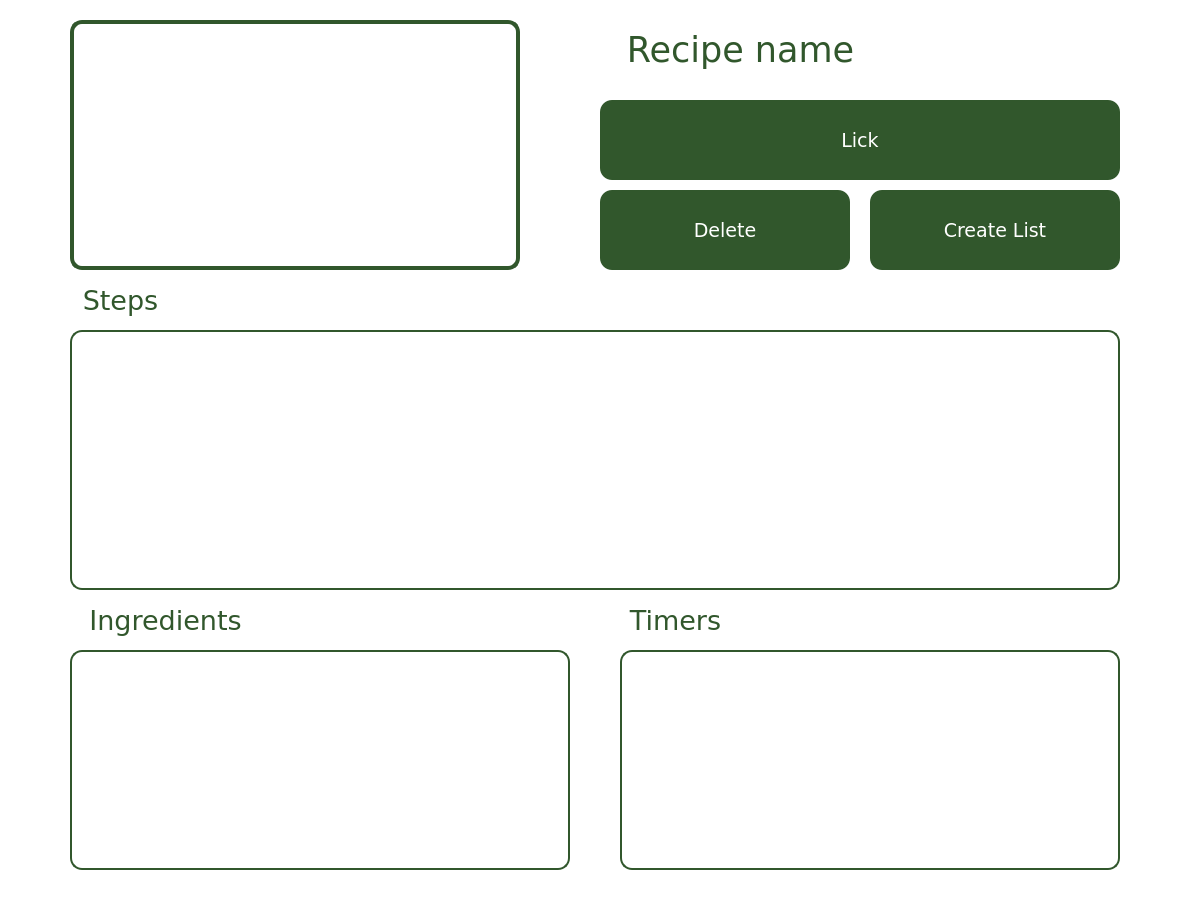
PoROBIONE-Quattro-Formaggi/PoLIZANE, file UI/ui_designs/viewRecipe.ui: the form before one commit.
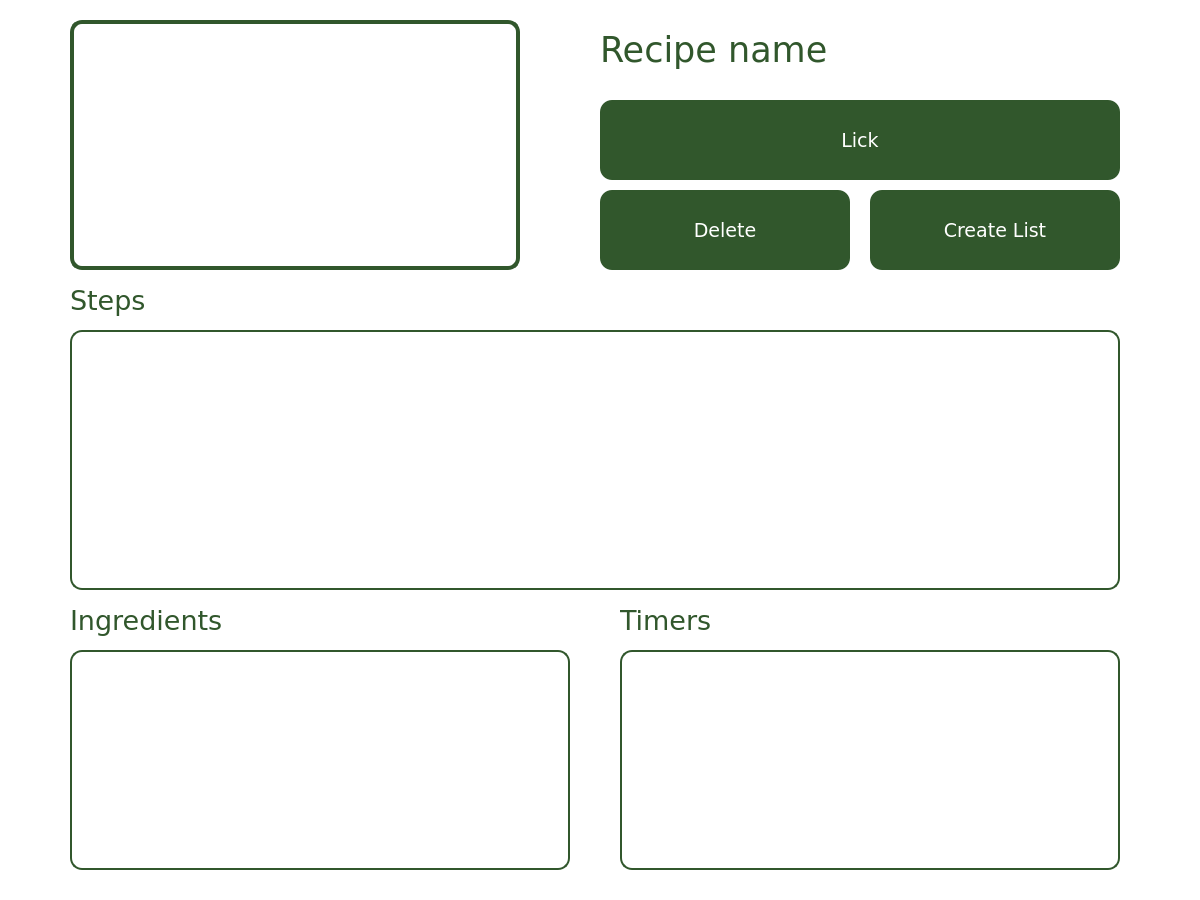
The form after the commit. Icons and pictures are not drawn.

Commit message: corrected view recipe screen

```diff
--- a/UI/ui_designs/viewRecipe.ui
+++ b/UI/ui_designs/viewRecipe.ui
@@ -38,7 +38,7 @@
      <rect>
       <x>600</x>
       <y>0</y>
-      <width>281</width>
+      <width>350</width>
       <height>100</height>
      </rect>
     </property>
@@ -55,7 +55,7 @@
      <string>Recipe name</string>
     </property>
     <property name="alignment">
-     <set>Qt::AlignCenter</set>
+     <set>Qt::AlignLeading|Qt::AlignLeft|Qt::AlignVCenter</set>
     </property>
    </widget>
    <widget class="QLabel" name="recipePicture">
@@ -195,7 +195,7 @@
      <rect>
       <x>70</x>
       <y>280</y>
-      <width>101</width>
+      <width>300</width>
       <height>41</height>
      </rect>
     </property>
@@ -212,7 +212,7 @@
      <string>Steps</string>
     </property>
     <property name="alignment">
-     <set>Qt::AlignCenter</set>
+     <set>Qt::AlignLeading|Qt::AlignLeft|Qt::AlignVCenter</set>
     </property>
    </widget>
    <widget class="QListWidget" name="listOfIngredients">
@@ -253,7 +253,7 @@
      <rect>
       <x>70</x>
       <y>600</y>
-      <width>191</width>
+      <width>300</width>
       <height>41</height>
      </rect>
     </property>
@@ -270,7 +270,7 @@
      <string>Ingredients</string>
     </property>
     <property name="alignment">
-     <set>Qt::AlignCenter</set>
+     <set>Qt::AlignLeading|Qt::AlignLeft|Qt::AlignVCenter</set>
     </property>
    </widget>
    <widget class="QLabel" name="timersTitle">
@@ -278,7 +278,7 @@
      <rect>
       <x>620</x>
       <y>600</y>
-      <width>111</width>
+      <width>300</width>
       <height>41</height>
      </rect>
     </property>
@@ -295,7 +295,7 @@
      <string>Timers</string>
     </property>
     <property name="alignment">
-     <set>Qt::AlignCenter</set>
+     <set>Qt::AlignLeading|Qt::AlignLeft|Qt::AlignVCenter</set>
     </property>
    </widget>
   </widget>
```
The commit also changes 1 other file.
